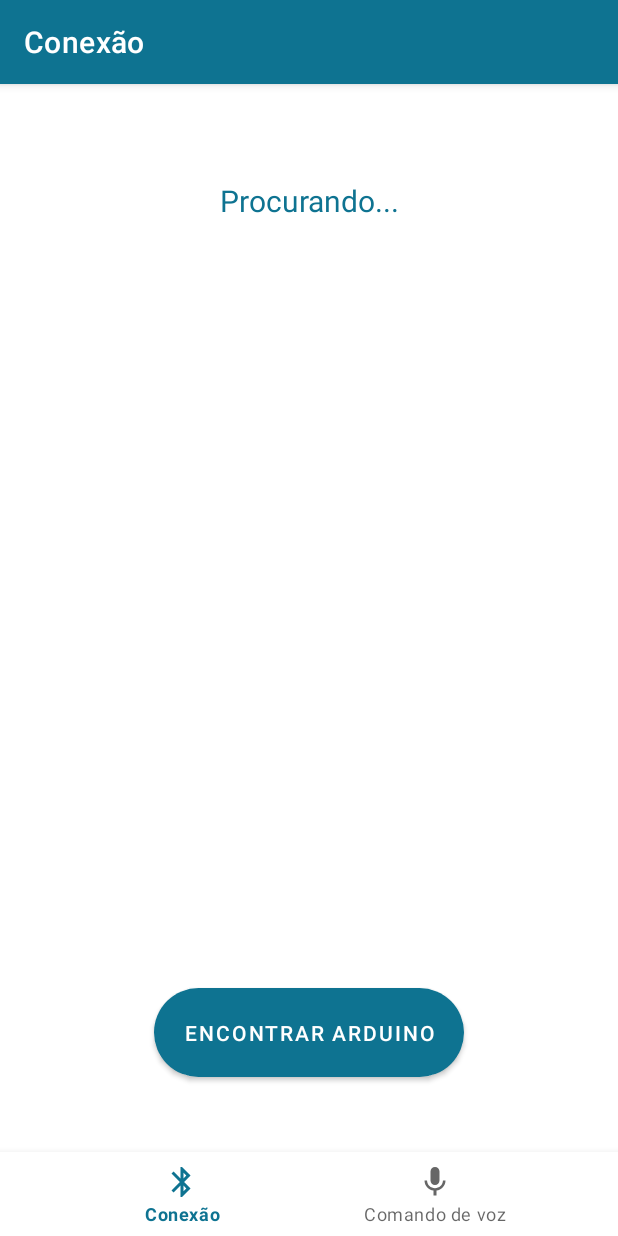
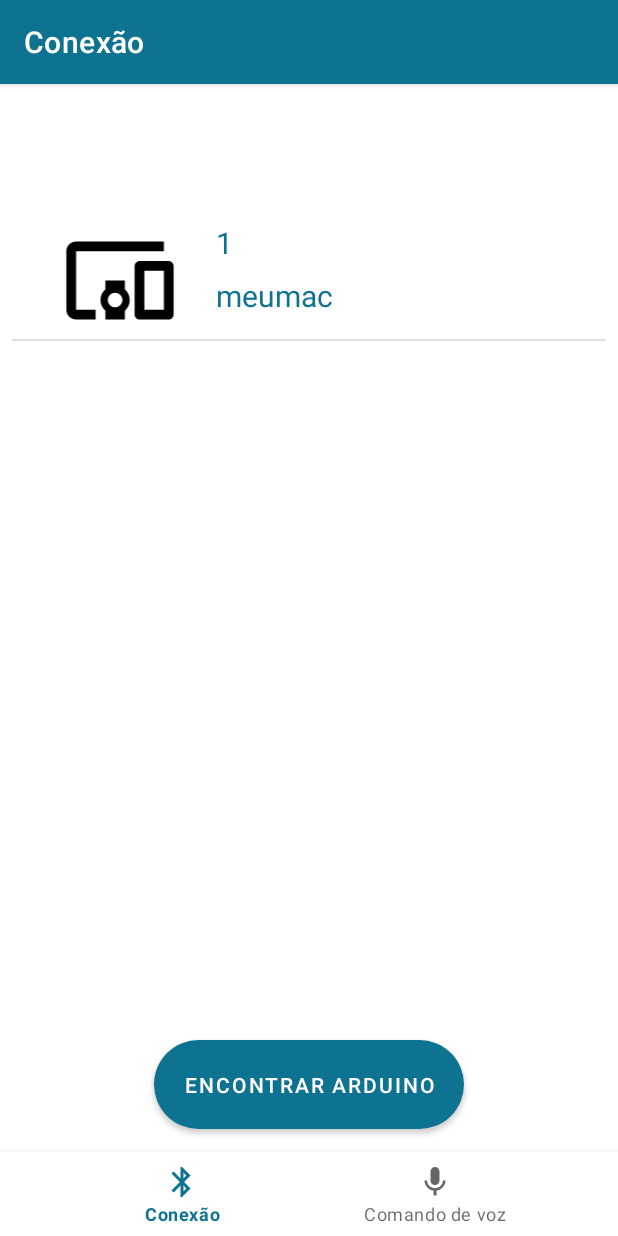
Before and after one commit to joaoreis/arduino-watson, an Android app: the screen it shows after launch (MainActivity), on a phone screen of 412 x 824 dp. Run offline under Robolectric (Android 15) with nearby library versions, the phone set to English and light mode, and no system bars; our stand-ins replace data binding, navigation-ui; libraries missing offline, so code that uses them is left out: c.tlgbltcn.library; 1 statement that could not run was skipped.

Commit message:
starting bluetooth

```diff
--- a/app/build.gradle
+++ b/app/build.gradle
@@ -62,7 +62,7 @@ dependencies {
     implementation 'androidx.navigation:navigation-ui-ktx:2.1.0'
 
     // Material
-    implementation 'com.google.android.material:material:1.1.0-beta01'
+    implementation 'com.google.android.material:material:1.2.0-alpha01'
 
     // Testing
     testImplementation 'junit:junit:4.12'
@@ -88,4 +88,7 @@ dependencies {
     implementation "org.koin:koin-androidx-ext:$koin_version"
     implementation 'androidx.recyclerview:recyclerview:1.0.0'
 
+    // Bluetooth helper lib
+    implementation 'com.github.tlgbltcn:BluetoothHelper:v1.0'
+
 }
--- a/app/src/main/java/br/com/joaoreis/arduinowatson/ui/connection/ConnectionFragment.kt
+++ b/app/src/main/java/br/com/joaoreis/arduinowatson/ui/connection/ConnectionFragment.kt
@@ -1,31 +1,113 @@
 package br.com.joaoreis.arduinowatson.ui.connection
 
+import android.bluetooth.BluetoothDevice
 import android.os.Bundle
 import android.view.LayoutInflater
 import android.view.View
 import android.view.ViewGroup
-import android.widget.TextView
+import androidx.databinding.DataBindingUtil
 import androidx.fragment.app.Fragment
-import androidx.lifecycle.Observer
-import androidx.lifecycle.ViewModelProviders
+import androidx.recyclerview.widget.DividerItemDecoration
+import androidx.recyclerview.widget.LinearLayoutManager
 import br.com.joaoreis.arduinowatson.R
+import br.com.joaoreis.arduinowatson.databinding.FragmentConnectionBinding
+import br.com.joaoreis.arduinowatson.model.Device
+import c.tlgbltcn.library.BluetoothHelper
+import c.tlgbltcn.library.BluetoothHelperListener
+import org.koin.androidx.viewmodel.ext.android.viewModel
 
-class ConnectionFragment : Fragment() {
+class ConnectionFragment : Fragment(), BluetoothHelperListener {
 
-    private lateinit var connectionViewModel: ConnectionViewModel
+    private val viewModel: ConnectionViewModel by viewModel()
+    private val devices = mutableListOf<Device>()
+    private val deviceAdapter = DeviceAdapter(devices)
+
+    private lateinit var binding: FragmentConnectionBinding
+    private lateinit var bluetoothHelper: BluetoothHelper
+
+//    override fun onActivityCreated(savedInstanceState: Bundle?) {
+//        super.onActivityCreated(savedInstanceState)
+////        setupBluetooth()
+//    }
 
     override fun onCreateView(
         inflater: LayoutInflater,
         container: ViewGroup?,
         savedInstanceState: Bundle?
     ): View? {
-        connectionViewModel =
-            ViewModelProviders.of(this).get(ConnectionViewModel::class.java)
-        val root = inflater.inflate(R.layout.fragment_connection, container, false)
-        val textView: TextView = root.findViewById(R.id.text_home)
-        connectionViewModel.text.observe(this, Observer {
-            textView.text = it
-        })
-        return root
+
+        binding = DataBindingUtil.inflate(
+            layoutInflater,
+            R.layout.fragment_connection,
+            container,
+            false
+        )
+
+        binding.viewModel = viewModel
+        setupViews()
+        setupBluetooth()
+        setupListener(binding)
+
+        return binding.root
     }
+
+    private fun setupViews() {
+        binding.rvDeviceList.devicesList.apply {
+            adapter = deviceAdapter
+            addItemDecoration(
+                DividerItemDecoration(
+                    requireContext(),
+                    LinearLayoutManager.VERTICAL
+                )
+            )
+        }
+        devices.add(Device("1", "meumac"))
+//        devices.add(Device("2", "meumac"))
+//        devices.add(Device("3", "02:b3"))
+//        devices.add(Device("4", "4"))
+//        devices.add(Device("5", "5"))
+//        devices.add(Device("6", "66666666"))
+//        devices.add(Device("7", "77777777"))
+    }
+
+
+    private fun setupBluetooth() {
+        bluetoothHelper = BluetoothHelper(requireContext(), this)
+            .setPermissionRequired(true)
+            .create()
+    }
+
+    private fun setupListener(binding: FragmentConnectionBinding) {
+        binding.btPesquisar.setOnClickListener {
+            //            onStartDiscovery()
+//            bluetoothHelper.startDiscovery()
+        }
+    }
+
+    override fun getBluetoothDeviceList(device: BluetoothDevice) {
+        devices.add(Device(device.name, device.address))
+        deviceAdapter.notifyDataSetChanged()
+    }
+
+    override fun onDisabledBluetooh() {
+    }
+
+    override fun onEnabledBluetooth() {
+    }
+
+    override fun onFinishDiscovery() {
+    }
+
+    override fun onStartDiscovery() {
+        binding.textHome.visibility = View.VISIBLE
+    }
+
+//    override fun onResume() {
+//        super.onResume()
+//        bluetoothHelper.registerBluetoothStateChanged()
+//    }
+//    override fun onPause() {
+//        super.onPause()
+//        bluetoothHelper.unregisterBluetoothStateChanged()
+//    }
 }
--- a/app/src/main/java/br/com/joaoreis/arduinowatson/ui/connection/DeviceAdapter.kt
+++ b/app/src/main/java/br/com/joaoreis/arduinowatson/ui/connection/DeviceAdapter.kt
@@ -6,9 +6,8 @@ import androidx.recyclerview.widget.RecyclerView
 import br.com.joaoreis.arduinowatson.databinding.DeviceItemBinding
 import br.com.joaoreis.arduinowatson.model.Device
 
-class DeviceAdapter : RecyclerView.Adapter<DeviceAdapter.DeviceViewHolder>() {
-
-    private lateinit var devices: List<Device>
+class DeviceAdapter(private val devices: MutableList<Device>) :
+    RecyclerView.Adapter<DeviceAdapter.DeviceViewHolder>() {
 
     override fun onCreateViewHolder(parent: ViewGroup, viewType: Int): DeviceViewHolder {
         val layoutInflater = LayoutInflater.from(parent.context)
@@ -16,9 +15,7 @@ class DeviceAdapter : RecyclerView.Adapter<DeviceAdapter.DeviceViewHolder>() {
         return DeviceViewHolder(binding)
     }
 
-    override fun getItemCount(): Int {
-        return devices.size
-    }
+    override fun getItemCount() = devices.size
 
     override fun onBindViewHolder(holder: DeviceViewHolder, position: Int) {
         val device = devices[position]
@@ -26,7 +23,7 @@ class DeviceAdapter : RecyclerView.Adapter<DeviceAdapter.DeviceViewHolder>() {
     }
 
     class DeviceViewHolder(private val binding: DeviceItemBinding) :
-        RecyclerView.ViewHolder(binding.imageView) {
+        RecyclerView.ViewHolder(binding.root) {
         fun bind(device: Device) {
             binding.device = device
         }
--- a/app/src/main/res/layout/activity_main.xml
+++ b/app/src/main/res/layout/activity_main.xml
@@ -3,8 +3,7 @@
     xmlns:app="http://schemas.android.com/apk/res-auto"
     android:id="@+id/container"
     android:layout_width="match_parent"
-    android:layout_height="match_parent"
-    android:paddingTop="?attr/actionBarSize">
+    android:layout_height="match_parent" >
 
     <com.google.android.material.bottomnavigation.BottomNavigationView
         android:id="@+id/nav_view"
@@ -25,8 +24,8 @@
         android:layout_height="match_parent"
         app:defaultNavHost="true"
         app:layout_constraintBottom_toTopOf="@id/nav_view"
-        app:layout_constraintLeft_toLeftOf="parent"
-        app:layout_constraintRight_toRightOf="parent"
+        app:layout_constraintStart_toStartOf="parent"
+        app:layout_constraintEnd_toEndOf="parent"
         app:layout_constraintTop_toTopOf="parent"
         app:navGraph="@navigation/mobile_navigation" />
 
--- a/app/src/main/res/layout/device_item.xml
+++ b/app/src/main/res/layout/device_item.xml
@@ -13,7 +13,7 @@
 
     <androidx.constraintlayout.widget.ConstraintLayout
         android:layout_width="match_parent"
-        android:layout_height="match_parent"
+        android:layout_height="wrap_content"
         android:orientation="vertical">
 
         <ImageView
--- a/app/src/main/res/layout/fragment_connection.xml
+++ b/app/src/main/res/layout/fragment_connection.xml
@@ -1,6 +1,16 @@
 <?xml version="1.0" encoding="utf-8"?>
-<androidx.constraintlayout.widget.ConstraintLayout xmlns:android="http://schemas.android.com/apk/res/android"
+<layout xmlns:android="http://schemas.android.com/apk/res/android"
     xmlns:app="http://schemas.android.com/apk/res-auto"
+    xmlns:tools="http://schemas.android.com/tools">
+
+    <data>
+
+        <variable
+            name="viewModel"
+            type="br.com.joaoreis.arduinowatson.ui.connection.ConnectionViewModel" />
+    </data>
+
+    <androidx.constraintlayout.widget.ConstraintLayout
         android:layout_width="match_parent"
         android:layout_height="match_parent">
 
@@ -13,34 +23,40 @@
             android:layout_marginTop="8dp"
             android:layout_marginEnd="8dp"
             android:text="Procurando..."
+            android:visibility="invisible"
             app:layout_constraintEnd_toEndOf="parent"
             app:layout_constraintStart_toStartOf="parent"
-        app:layout_constraintTop_toTopOf="parent" />
+            app:layout_constraintTop_toTopOf="parent"
+            tools:text="Procurando..."
+            tools:visibility="visible" />
 
-    <FrameLayout
+        <ScrollView
             android:layout_width="match_parent"
-        android:layout_height="wrap_content"
+            android:layout_height="0dp"
+            android:layout_marginBottom="20dp"
+            android:layout_marginTop="?attr/actionBarSize"
+            app:layout_constraintBottom_toTopOf="@id/bt_pesquisar"
             app:layout_constraintEnd_toEndOf="parent"
-        app:layout_constraintEnd_toStartOf="@id/bt_pesquisar"
             app:layout_constraintStart_toStartOf="parent"
-        app:layout_constraintTop_toTopOf="parent">
+            app:layout_constraintTop_toTopOf="@id/text_home">
 
             <include
                 android:id="@+id/rv_device_list"
                 layout="@layout/device_list" />
-    </FrameLayout>
+        </ScrollView>
 
         <com.google.android.material.button.MaterialButton
             android:id="@+id/bt_pesquisar"
             style="@style/Widget.MaterialComponents.Button"
             android:layout_width="wrap_content"
             android:layout_height="wrap_content"
-        android:layout_marginBottom="100dp"
+            android:layout_marginBottom="65dp"
             android:padding="20dp"
-        android:text="Encontrar Arduino"
+            android:text="@string/encontrar_arduino"
             app:cornerRadius="40dp"
             app:layout_constraintBottom_toBottomOf="parent"
             app:layout_constraintEnd_toEndOf="parent"
             app:layout_constraintStart_toStartOf="parent" />
 
     </androidx.constraintlayout.widget.ConstraintLayout>
+</layout>
--- a/app/src/main/res/values/strings.xml
+++ b/app/src/main/res/values/strings.xml
@@ -5,4 +5,5 @@
     <string name="title_activity_main">MainActivity</string>
     <string name="title_connection">Conexão</string>
     <string name="title_commands">Comando de voz</string>
+    <string name="encontrar_arduino">Encontrar Arduino</string>
 </resources>
--- a/build.gradle
+++ b/build.gradle
@@ -10,7 +10,7 @@ buildscript {
 
     }
     dependencies {
-        classpath 'com.android.tools.build:gradle:3.5.1'
+        classpath 'com.android.tools.build:gradle:3.5.2'
         classpath "org.jetbrains.kotlin:kotlin-gradle-plugin:$kotlin_version"
         classpath "androidx.navigation:navigation-safe-args-gradle-plugin:$nav_version"
         // NOTE: Do not place your application dependencies here; they belong
@@ -22,6 +22,7 @@ allprojects {
     repositories {
         google()
         jcenter()
+        maven { url 'https://jitpack.io' }
 
     }
 }
```
Lines whose indentation alone changed are shown as unchanged.
